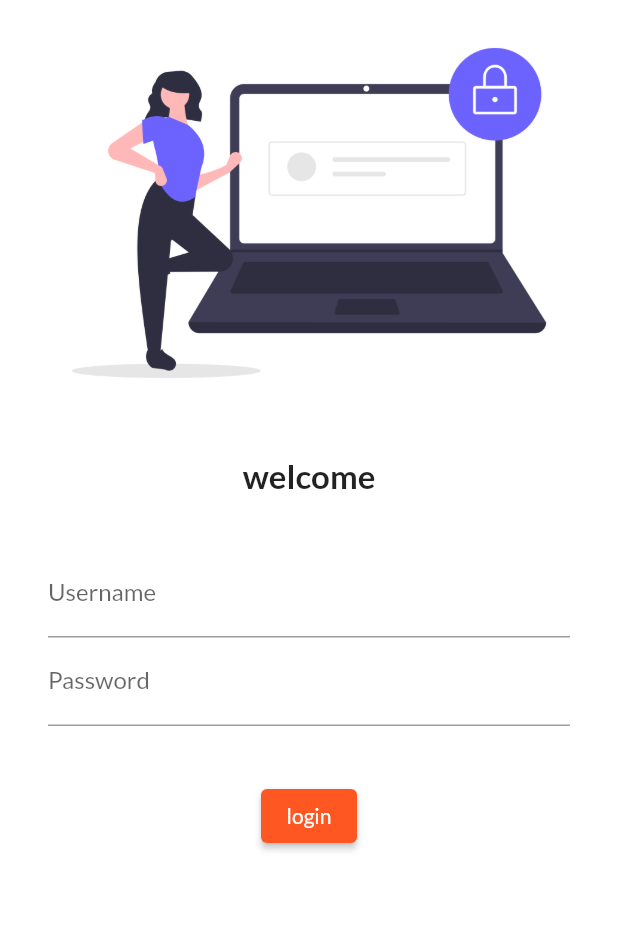
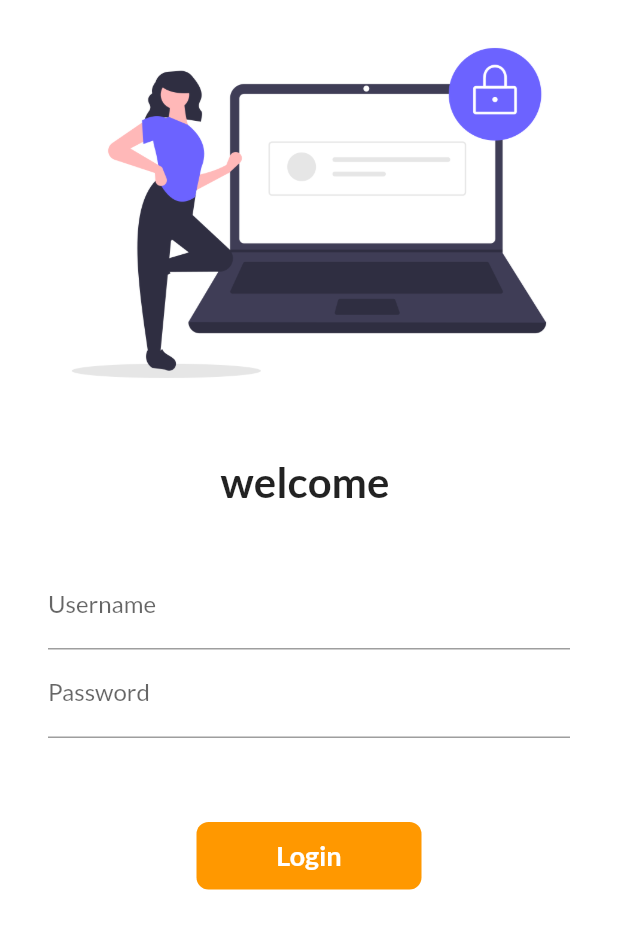
Before and after one commit to HARSH-17177/30-days-of-flutter, a Flutter app: the screen it shows after launch, on a phone screen of 412 x 824 dp. Shown: the top 929 px of the screen. Run offline on Flutter 3.47's test engine with Material 2 defaults, Android fonts, the phone set to English and light mode, and no system bars; our stand-ins replace google_fonts.

Commit message:
day6 completed

```diff
--- a/lib/main.dart
+++ b/lib/main.dart
@@ -2,6 +2,7 @@
 import 'package:google_fonts/google_fonts.dart';
 import 'package:myflutter_app/pages/LoginPage.dart';
 import 'package:myflutter_app/pages/home_page.dart';
+import 'package:myflutter_app/utils/routes.dart';
 
 void main() {
   runApp(MyApp());
@@ -17,12 +18,13 @@
       themeMode: ThemeMode.light,
       theme: ThemeData(primarySwatch: Colors.deepOrange,
       fontFamily: GoogleFonts.lato().fontFamily,),
+
       darkTheme: ThemeData(brightness: Brightness.dark),
       // initialRoute: "/home",
       routes: {
         "/": (context) => LoginPage(),
-        "/home": (context) => HomePage(),
-        "login": (context) => LoginPage()
+        MyRoutes.homeRoute: (context) => HomePage(),
+        MyRoutes.loginRoute: (context) => LoginPage()
       },
     );
   }
--- a/lib/pages/LoginPage.dart
+++ b/lib/pages/LoginPage.dart
@@ -1,10 +1,19 @@
 import 'package:flutter/material.dart';
+import 'package:myflutter_app/utils/routes.dart';
 
-class LoginPage extends StatelessWidget {
+class LoginPage extends StatefulWidget {
+  @override
+  State<LoginPage> createState() => _LoginPageState();
+}
+
+class _LoginPageState extends State<LoginPage> {
+  String name = "";
+  bool changebutton = false;
   @override
   Widget build(BuildContext context) {
     return Material(
         color: Colors.white,
+        child: SingleChildScrollView(
           child: Column(
             children: [
               Image.asset(
@@ -15,20 +24,25 @@
                 height: 20.0,
               ),
               Text(
-              "welcome",
-              style: TextStyle(fontSize: 22, fontWeight: FontWeight.bold),
+                "welcome $name",
+                style: TextStyle(fontSize: 28, fontWeight: FontWeight.bold),
               ),
               SizedBox(
                 height: 20.0,
               ),
               Padding(
-              padding:
-                  const EdgeInsets.symmetric(vertical: 16.0, horizontal: 32.0),
+                padding: const EdgeInsets.symmetric(
+                    vertical: 16.0, horizontal: 32.0),
                 child: Column(
                   children: [
                     TextFormField(
                       decoration: InputDecoration(
                           hintText: "UserName", labelText: "Username"),
+                      onChanged: (value) {
+                        name = value;
+                        setState(
+                            () {}); //calls the whole widget build method again
+                      },
                     ),
                     TextFormField(
                       obscureText: true,
@@ -39,16 +53,48 @@
                 ),
               ),
               SizedBox(
-              height: 20.0,
+                height: 40.0,
               ),
-            ElevatedButton(
-              onPressed: () {
-                print("Hi There");
+              // ElevatedButton(
+              //   onPressed: () {
+              //     Navigator.pushNamed(context, MyRoutes.homeRoute);
+              //   },
+              //   child: Text("login"),
+              //   style: TextButton.styleFrom(minimumSize: Size(110, 35)),
+              // )
+              InkWell(
+                onTap: () async {
+                  setState(() {
+                    changebutton = true;
+                  });
+                  await Future.delayed(Duration(milliseconds:950 ));
+                  Navigator.pushNamed(context, MyRoutes.homeRoute);
                 },
-              child: Text("login"),
-              style: TextButton.styleFrom(),
-            )
+                child: AnimatedContainer(
+                  duration: Duration(seconds: 1),
+                  width: changebutton ? 45 : 150,
+                  height: 45,
+                  alignment: Alignment.center,
+                  child: changebutton
+                      ? Icon(
+                          Icons.done,
+                          color: Colors.white,
+                        ) //using icon
+                      : Text(
+                          "Login",
+                          style: TextStyle(
+                              color: Colors.white,
+                              fontWeight: FontWeight.bold,
+                              fontSize: 18),
+                        ),
+                  decoration: BoxDecoration(
+                    color: Colors.orange,
+                    borderRadius: BorderRadius.circular(changebutton ? 60 : 8),
+                  ),
+                ),
+              ),
             ],
+          ),
         ));
   }
 }
--- /dev/null
+++ b/lib/utils/routes.dart
@@ -0,0 +1,4 @@
+class MyRoutes {
+  static String loginRoute = "/login";
+  static String homeRoute = "/home";
+}
```
Lines whose indentation alone changed are shown as unchanged.
